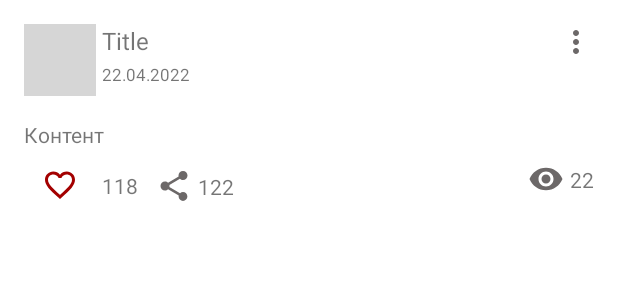
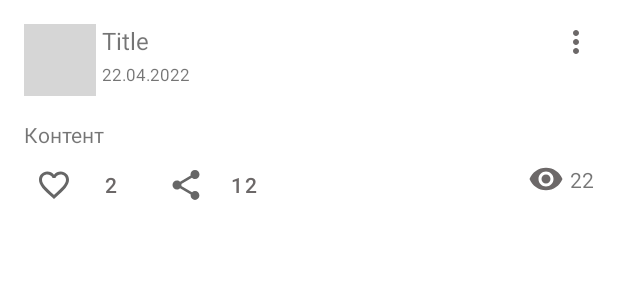
Before and after one commit to gogi1704/NMedia_HomeWorkAndroid, an Android app: the layout list_item_layout.xml on its own in the app's theme, with its tools: preview values and no code run, on a phone screen of 412 x 824 dp. Shown: the top 300 px of the screen. Run offline under Robolectric (Android 15) with nearby library versions, the phone set to English and light mode, and no system bars; grey boxes are pictures that could not be loaded.

Commit message:
Material

```diff
--- /dev/null
+++ b/app/src/main/res/color/like_background_selector.xml
@@ -0,0 +1,4 @@
+<?xml version="1.0" encoding="utf-8"?>
+<selector xmlns:android="http://schemas.android.com/apk/res/android">
+    <item android:color="@color/alfa_1000" android:state_checked="true" />
+</selector>
--- /dev/null
+++ b/app/src/main/res/color/like_icon_tint_selector.xml
@@ -0,0 +1,5 @@
+<?xml version="1.0" encoding="utf-8"?>
+<selector xmlns:android="http://schemas.android.com/apk/res/android">
+    <item android:color="@color/like_red" android:state_checked="true" />
+    <item android:color="?attr/colorControlNormal" android:state_checked="false" />
+</selector>
--- /dev/null
+++ b/app/src/main/res/color/share_background_selector.xml
@@ -0,0 +1,6 @@
+<?xml version="1.0" encoding="utf-8"?>
+<selector xmlns:android="http://schemas.android.com/apk/res/android">
+    <item android:color="@color/alfa_1000" android:state_checked="true"/>
+    <item android:color="@color/alfa_1000" android:state_checked="false"/>
+
+</selector>
--- /dev/null
+++ b/app/src/main/res/color/share_icon_tint_selector.xml
@@ -0,0 +1,6 @@
+<?xml version="1.0" encoding="utf-8"?>
+<selector xmlns:android="http://schemas.android.com/apk/res/android">
+    <item android:color="@color/default_color" android:state_checked="true"/>
+    <item android:color="?attr/colorControlNormal" android:state_checked="false" />
+
+</selector>
--- /dev/null
+++ b/app/src/main/res/color/text_color_selector.xml
@@ -0,0 +1,6 @@
+<?xml version="1.0" encoding="utf-8"?>
+<selector xmlns:android="http://schemas.android.com/apk/res/android">
+    <item android:color="@color/default_color" android:state_checked="true"/>
+    <item android:color="@color/default_color" android:state_checked="false"/>
+
+</selector>
--- a/app/src/main/res/drawable/ic_like24.xml
+++ b/app/src/main/res/drawable/ic_like24.xml
@@ -7,4 +7,5 @@
     <item android:drawable="@drawable/ic_like_false_24"
         android:state_checked="false"/>
 
+
 </selector>
--- a/app/src/main/res/layout/list_item_layout.xml
+++ b/app/src/main/res/layout/list_item_layout.xml
@@ -42,6 +42,7 @@
         app:layout_constraintTop_toBottomOf="@+id/text_title"
         tools:text="22.04.2022" />
 
+
     <ImageView
         android:id="@+id/imageView_more"
         android:layout_width="wrap_content"
@@ -75,45 +76,28 @@
         app:barrierDirection="bottom"
         app:constraint_referenced_ids="text_content" />
 
-    <CheckBox
-        android:id="@+id/checkBox_like"
-        android:layout_width="wrap_content"
-        android:checkable="true"
-        style="@style/Widget.AppTheme.likeCheckBox"
-        android:layout_height="wrap_content"
-        android:button="@drawable/ic_like24"
-        app:layout_constraintStart_toStartOf="@+id/text_content"
-        app:layout_constraintTop_toBottomOf="@+id/barrier_content" />
-
-    <TextView
-        android:id="@+id/text_likes_count"
+    <com.google.android.material.button.MaterialButton
+        android:id="@+id/button_like"
+        style="@style/Widget.AppTheme.TextButton.MyStyle_Like"
         android:layout_width="wrap_content"
         android:layout_height="wrap_content"
-        android:layout_marginStart="4dp"
-        app:layout_constraintBottom_toBottomOf="@+id/checkBox_like"
-        app:layout_constraintStart_toEndOf="@+id/checkBox_like"
-        app:layout_constraintTop_toTopOf="@+id/checkBox_like"
-        tools:text="118" />
+        android:checkable="true"
+        app:icon="@drawable/ic_like24"
+        app:layout_constraintStart_toStartOf="@+id/text_content"
+        app:layout_constraintTop_toBottomOf="@+id/barrier_content"
+        tools:text="2" />
 
-    <ImageView
-        android:id="@+id/image_share"
-        android:layout_width="24dp"
-        android:layout_height="24dp"
-        android:layout_marginStart="12dp"
-        app:layout_constraintBottom_toBottomOf="@+id/text_likes_count"
-        app:layout_constraintStart_toEndOf="@+id/text_likes_count"
-        app:layout_constraintTop_toTopOf="@+id/text_likes_count"
-        app:srcCompat="@drawable/ic_share_24" />
-
-    <TextView
-        android:id="@+id/text_share_count"
+    <com.google.android.material.button.MaterialButton
+        android:id="@+id/button_share"
+        style="@style/Widget.AppTheme.TextButton.MyStyle_Share"
         android:layout_width="wrap_content"
         android:layout_height="wrap_content"
-        android:layout_marginStart="4dp"
-        app:layout_constraintBottom_toBottomOf="@+id/image_share"
-        app:layout_constraintStart_toEndOf="@+id/image_share"
-        app:layout_constraintTop_toTopOf="@+id/image_share"
-        tools:text="122" />
+        android:checkable="true"
+        app:icon="@drawable/ic_share_24"
+        app:layout_constraintBottom_toBottomOf="@+id/button_like"
+        app:layout_constraintStart_toEndOf="@+id/button_like"
+        app:layout_constraintTop_toTopOf="@+id/button_like"
+        tools:text="12" />
 
     <ImageView
         android:id="@+id/image_shows"
--- /dev/null
+++ b/app/src/main/res/values/MyStyles.xml
@@ -0,0 +1,18 @@
+<?xml version="1.0" encoding="utf-8"?>
+<resources>
+
+    <style name="Widget.AppTheme.TextButton.MyStyle_Like" parent="Widget.MaterialComponents.Button.TextButton">
+
+        <item name="backgroundTint">@color/like_background_selector</item>
+        <item name="iconTint">@color/like_icon_tint_selector</item>
+        <item name="android:textColor">@color/text_color_selector</item>
+    </style>
+
+    <style name="Widget.AppTheme.TextButton.MyStyle_Share" parent="Widget.MaterialComponents.Button.TextButton">
+        <item name="backgroundTint">@color/share_background_selector</item>
+        <item name="iconTint">@color/share_icon_tint_selector</item>
+        <item name="android:textColor">@color/text_color_selector</item>
+
+    </style>
+
+</resources>
--- a/app/src/main/res/values/colors.xml
+++ b/app/src/main/res/values/colors.xml
@@ -20,5 +20,10 @@
     <color name="black">#000a12</color>
 
     <color name="like_red">#a30000</color>
+    <color name="like_red_alfa">#25A30000</color>
+    <color name="alfa_1000">#00A30000</color>
+    <color name="default_color">#6C6868</color>
+
+
 
 </resources>
--- a/build.gradle
+++ b/build.gradle
@@ -2,7 +2,7 @@
 plugins {
     id 'com.android.application' version '7.2.0' apply false
     id 'com.android.library' version '7.2.0' apply false
-    id 'org.jetbrains.kotlin.android' version '1.6.21' apply false
+    id 'org.jetbrains.kotlin.android' version '1.7.10' apply false
 }
 
 task clean(type: Delete) {
```
Also changed, not shown: app/src/main/AndroidManifest.xml (+19 -1 lines), app/src/main/java/com/example/nmedia/adapter/PostsAdapter.kt (+5 -5 lines), app/src/main/res/layout/activity_main.xml (+10 -1 lines).
